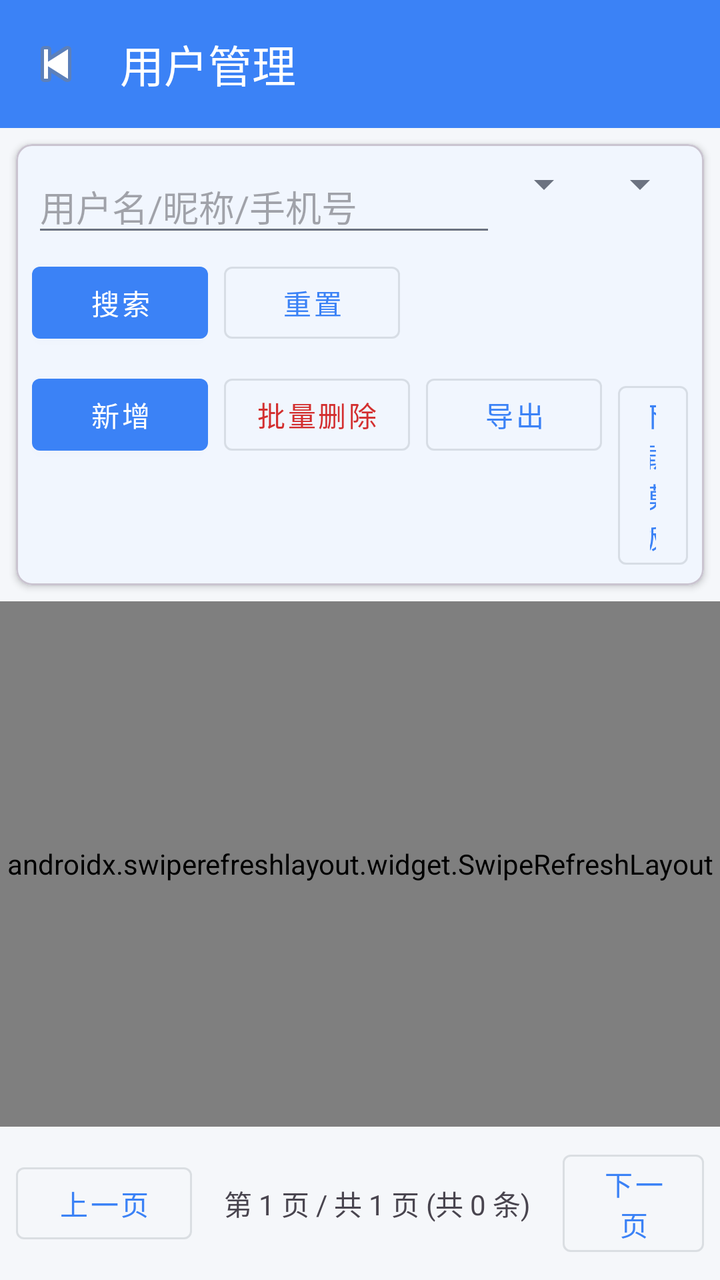
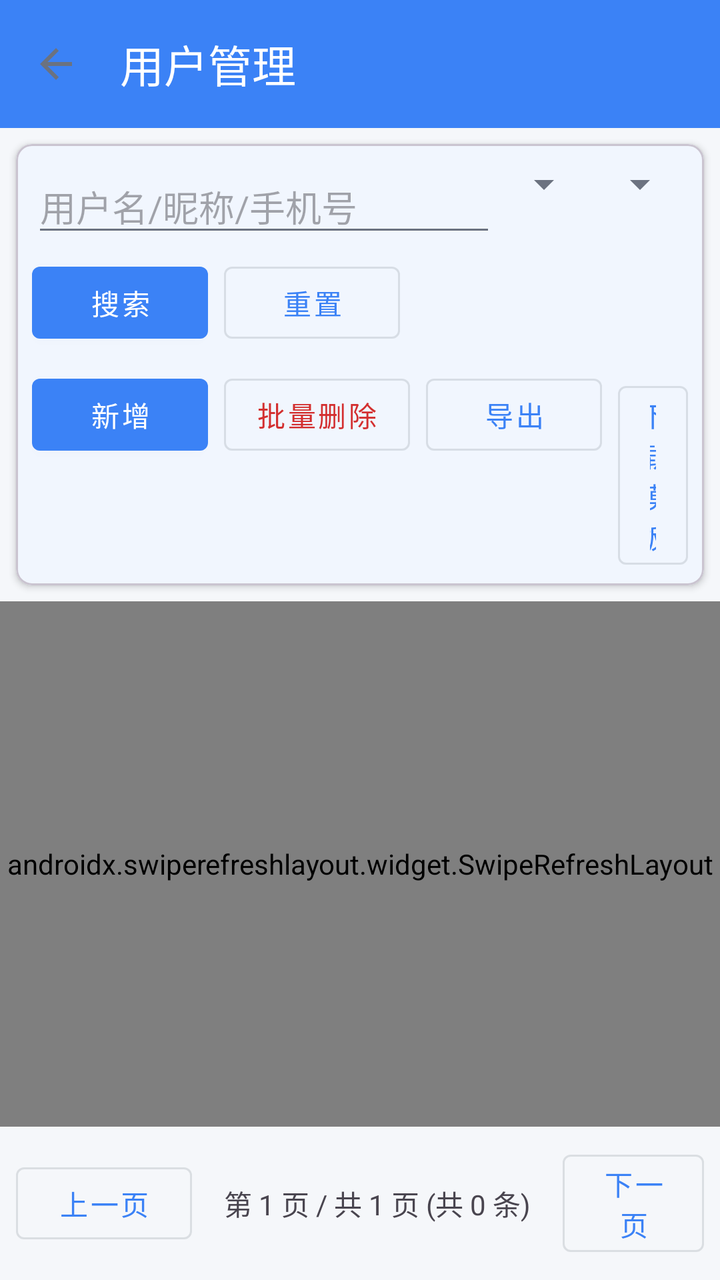

Two renders of the same Android screen: before a commit and after it. Below are the layout's source before the change and the commit's diff.
<!-- AndroidManifest.xml: activity theme Theme.Dehaze -->
<!-- res/layout/activity_user_list.xml -->
<?xml version="1.0" encoding="utf-8"?>
<LinearLayout xmlns:android="http://schemas.android.com/apk/res/android"
    xmlns:app="http://schemas.android.com/apk/res-auto"
    android:layout_width="match_parent"
    android:layout_height="match_parent"
    android:orientation="vertical">

    <androidx.appcompat.widget.Toolbar
        android:id="@+id/toolbar"
        android:layout_width="match_parent"
        android:layout_height="?attr/actionBarSize"
        android:background="?attr/colorPrimary"
        app:navigationIcon="@android:drawable/ic_media_previous"
        app:title="用户管理"
        app:titleTextColor="@android:color/white" />

    <com.google.android.material.card.MaterialCardView
        android:layout_width="match_parent"
        android:layout_height="wrap_content"
        android:layout_margin="8dp"
        app:cardCornerRadius="8dp"
        app:cardElevation="2dp">

        <LinearLayout
            android:layout_width="match_parent"
            android:layout_height="wrap_content"
            android:orientation="vertical"
            android:padding="8dp">

            <LinearLayout
                android:layout_width="match_parent"
                android:layout_height="wrap_content"
                android:orientation="horizontal">

                <EditText
                    android:id="@+id/et_keywords"
                    android:layout_width="0dp"
                    android:layout_height="wrap_content"
                    android:layout_weight="1"
                    android:hint="用户名/昵称/手机号"
                    android:inputType="text" />

                <Spinner
                    android:id="@+id/spinner_status"
                    android:layout_width="wrap_content"
                    android:layout_height="wrap_content" />

                <Spinner
                    android:id="@+id/spinner_dept"
                    android:layout_width="wrap_content"
                    android:layout_height="wrap_content" />
            </LinearLayout>

            <LinearLayout
                android:layout_width="match_parent"
                android:layout_height="wrap_content"
                android:layout_marginTop="4dp"
                android:orientation="horizontal">

                <com.google.android.material.button.MaterialButton
                    android:id="@+id/btn_search"
                    style="@style/Widget.MaterialComponents.Button"
                    android:layout_width="wrap_content"
                    android:layout_height="wrap_content"
                    android:text="搜索" />

                <com.google.android.material.button.MaterialButton
                    android:id="@+id/btn_reset"
                    style="@style/Widget.MaterialComponents.Button.OutlinedButton"
                    android:layout_width="wrap_content"
                    android:layout_height="wrap_content"
                    android:layout_marginStart="8dp"
                    android:text="重置" />
            </LinearLayout>

            <LinearLayout
                android:layout_width="match_parent"
                android:layout_height="wrap_content"
                android:layout_marginTop="8dp"
                android:orientation="horizontal">

                <com.google.android.material.button.MaterialButton
                    android:id="@+id/btn_add"
                    style="@style/Widget.MaterialComponents.Button"
                    android:layout_width="wrap_content"
                    android:layout_height="wrap_content"
                    android:text="新增" />

                <com.google.android.material.button.MaterialButton
                    android:id="@+id/btn_batch_delete"
                    style="@style/Widget.MaterialComponents.Button.OutlinedButton"
                    android:layout_width="wrap_content"
                    android:layout_height="wrap_content"
                    android:layout_marginStart="8dp"
                    android:text="批量删除"
                    android:textColor="#D32F2F" />

                <com.google.android.material.button.MaterialButton
                    android:id="@+id/btn_cancel_select"
                    style="@style/Widget.MaterialComponents.Button.OutlinedButton"
                    android:layout_width="wrap_content"
                    android:layout_height="wrap_content"
                    android:layout_marginStart="8dp"
                    android:text="取消选择"
                    android:visibility="gone" />

                <com.google.android.material.button.MaterialButton
                    android:id="@+id/btn_select_all"
                    style="@style/Widget.MaterialComponents.Button.OutlinedButton"
                    android:layout_width="wrap_content"
                    android:layout_height="wrap_content"
                    android:layout_marginStart="8dp"
                    android:text="全选"
                    android:visibility="gone" />

                <com.google.android.material.button.MaterialButton
                    android:id="@+id/btn_export"
                    style="@style/Widget.MaterialComponents.Button.OutlinedButton"
                    android:layout_width="wrap_content"
                    android:layout_height="wrap_content"
                    android:layout_marginStart="8dp"
                    android:text="导出" />

                <com.google.android.material.button.MaterialButton
                    android:id="@+id/btn_template"
                    style="@style/Widget.MaterialComponents.Button.OutlinedButton"
                    android:layout_width="wrap_content"
                    android:layout_height="wrap_content"
                    android:layout_marginStart="8dp"
                    android:text="下载模板" />
            </LinearLayout>
        </LinearLayout>
    </com.google.android.material.card.MaterialCardView>

    <androidx.swiperefreshlayout.widget.SwipeRefreshLayout
        android:id="@+id/swipe_refresh"
        android:layout_width="match_parent"
        android:layout_height="0dp"
        android:layout_weight="1">

        <androidx.recyclerview.widget.RecyclerView
            android:id="@+id/recycler_view"
            android:layout_width="match_parent"
            android:layout_height="match_parent" />

    </androidx.swiperefreshlayout.widget.SwipeRefreshLayout>

    <LinearLayout
        android:layout_width="match_parent"
        android:layout_height="wrap_content"
        android:gravity="center"
        android:orientation="horizontal"
        android:padding="8dp">

        <com.google.android.material.button.MaterialButton
            android:id="@+id/btn_prev"
            style="@style/Widget.MaterialComponents.Button.OutlinedButton"
            android:layout_width="wrap_content"
            android:layout_height="wrap_content"
            android:text="上一页" />

        <TextView
            android:id="@+id/tv_page_info"
            android:layout_width="wrap_content"
            android:layout_height="wrap_content"
            android:layout_marginStart="16dp"
            android:layout_marginEnd="16dp"
            android:text="第 1 页 / 共 1 页 (共 0 条)" />

        <com.google.android.material.button.MaterialButton
            android:id="@+id/btn_next"
            style="@style/Widget.MaterialComponents.Button.OutlinedButton"
            android:layout_width="wrap_content"
            android:layout_height="wrap_content"
            android:text="下一页" />
    </LinearLayout>

</LinearLayout>
<!-- resources referenced by this layout -->
<resources>
  <style name="Theme.Dehaze" parent="Base.Theme.Dehaze">
          
          <item name="colorPrimary">@color/brand_primary</item>
          <item name="colorPrimaryVariant">@color/brand_primary_dark</item>
          <item name="colorOnPrimary">@color/white</item>
          <item name="colorSecondary">@color/brand_secondary</item>
          <item name="colorOnSecondary">@color/white</item>
          <item name="android:colorBackground">@color/bg_page</item>
          <item name="colorSurface">@color/bg_card</item>
          <item name="android:statusBarColor">@color/brand_primary</item>
      </style>
  <style name="Base.Theme.Dehaze" parent="Theme.Material3.DayNight.NoActionBar">
          
          <item name="colorPrimary">@color/brand_primary</item>
          <item name="colorPrimaryVariant">@color/brand_primary_dark</item>
          <item name="colorOnPrimary">@color/white</item>
          
          <item name="colorSecondary">@color/brand_secondary</item>
          <item name="colorOnSecondary">@color/white</item>
          
          <item name="android:colorBackground">@color/bg_page</item>
          <item name="colorSurface">@color/bg_card</item>
          <item name="colorOnSurface">@color/text_primary</item>
          
          <item name="colorError">@color/color_error</item>
          
          <item name="android:statusBarColor">@color/brand_primary</item>
          <item name="android:windowLightStatusBar">false</item>
          
          <item name="android:fontFamily">sans-serif</item>
          <item name="android:textColorPrimary">@color/text_primary</item>
          <item name="android:textColorSecondary">@color/text_secondary</item>
      </style>
  <color name="brand_primary">#FF3B82F6</color>
  <color name="brand_primary_dark">#FF6366F1</color>
  <color name="white">#FFFFFFFF</color>
  <color name="brand_secondary">#FF4285F4</color>
  <color name="bg_page">#FFF5F7FA</color>
  <color name="bg_card">#FFFFFFFF</color>
  <color name="text_primary">#FF1F2937</color>
  <color name="color_error">#FFF44336</color>
  <color name="text_secondary">#FF6B7280</color>
</resources>

<!-- the commit's change to res/layout/activity_user_list.xml (unified diff, before → after) -->
@@ -10,7 +10,7 @@
         android:layout_width="match_parent"
         android:layout_height="?attr/actionBarSize"
         android:background="?attr/colorPrimary"
-        app:navigationIcon="@android:drawable/ic_media_previous"
+        app:navigationIcon="?attr/homeAsUpIndicator"
         app:title="用户管理"
         app:titleTextColor="@android:color/white" />
 
@@ -132,18 +132,33 @@
         </LinearLayout>
     </com.google.android.material.card.MaterialCardView>
 
-    <androidx.swiperefreshlayout.widget.SwipeRefreshLayout
-        android:id="@+id/swipe_refresh"
+    <FrameLayout
         android:layout_width="match_parent"
         android:layout_height="0dp"
         android:layout_weight="1">
 
-        <androidx.recyclerview.widget.RecyclerView
-            android:id="@+id/recycler_view"
+        <androidx.swiperefreshlayout.widget.SwipeRefreshLayout
+            android:id="@+id/swipe_refresh"
             android:layout_width="match_parent"
-            android:layout_height="match_parent" />
+            android:layout_height="match_parent">
 
-    </androidx.swiperefreshlayout.widget.SwipeRefreshLayout>
+            <androidx.recyclerview.widget.RecyclerView
+                android:id="@+id/recycler_view"
+                android:layout_width="match_parent"
+                android:layout_height="match_parent" />
+
+        </androidx.swiperefreshlayout.widget.SwipeRefreshLayout>
+
+        <TextView
+            android:id="@+id/tv_empty"
+            android:layout_width="wrap_content"
+            android:layout_height="wrap_content"
+            android:layout_gravity="center"
+            android:text="暂无数据"
+            android:textColor="@color/text_secondary"
+            android:textSize="14sp"
+            android:visibility="gone" />
+    </FrameLayout>
 
     <LinearLayout
         android:layout_width="match_parent"
